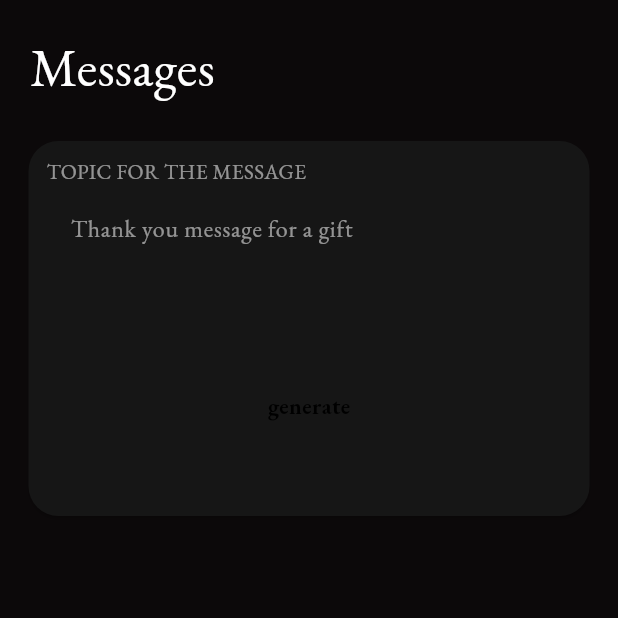
After one commit to Jayakrishnan-manoj/WriteMaster, a Flutter app: the LetterInputScreen screen opened directly, on a phone screen of 412 x 824 dp, the top half of it. The commit adds this screen. Run offline on Flutter 3.47's test engine with Material 2 defaults, Android fonts, the phone set to English and light mode, and no system bars; our stand-ins replace firebase_auth, firebase_core, font_awesome_flutter, google_sign_in; missing offline and left inert: neopop; accounts and stored records are empty.

Commit message:
implement letter input screen ui

```diff
--- /dev/null
+++ b/lib/screens/input_screens/letter_input_screen.dart
@@ -0,0 +1,105 @@
+import 'package:flutter/material.dart';
+import 'package:flutter/services.dart';
+import 'package:provider/provider.dart';
+
+import '../../constants/colors.dart';
+import '../../providers/result_provider.dart';
+import '../../widgets/custom_inputfield.dart';
+
+class LetterInputScreen extends StatefulWidget {
+  final String format;
+  const LetterInputScreen({
+    super.key,
+    required this.format,
+  });
+
+  @override
+  State<LetterInputScreen> createState() => _LetterInputScreenState();
+}
+
+class _LetterInputScreenState extends State<LetterInputScreen> {
+  final TextEditingController letterController = TextEditingController();
+  final FocusNode letterFocusNode = FocusNode();
+  bool _isLoading = false;
+  bool hasResults = false;
+  @override
+  Widget build(BuildContext context) {
+    return Scaffold(
+      backgroundColor: kScaffoldBackgroundColor,
+      body: SingleChildScrollView(
+        child: Consumer<ResultProvider>(
+          builder: (context, resultProvider, _) => Column(
+            children: [
+              CustomInputField(
+                title: 'Messages',
+                textFieldHeader: 'TOPIC FOR THE MESSAGE',
+                hintText: 'Thank you message for a gift',
+                textFieldController: letterController,
+                textFocusNode: letterFocusNode,
+                generateFunction: () async {
+                  HapticFeedback.lightImpact();
+                  letterFocusNode.unfocus();
+                  setState(() {
+                    _isLoading = true;
+                  });
+                  await Provider.of<ResultProvider>(context, listen: false)
+                      .generateLetter(
+                    letterController.text,
+                    widget.format,
+                  );
+                  setState(() {
+                    _isLoading = false;
+                    hasResults = true;
+                  });
+                },
+              ),
+              Column(
+                crossAxisAlignment: CrossAxisAlignment.start,
+                children: [
+                  _isLoading
+                      ? const Padding(
+                          padding: EdgeInsets.all(20.0),
+                          child: Center(
+                            child: CircularProgressIndicator(
+                              color: Colors.white,
+                            ),
+                          ),
+                        )
+                      : Padding(
+                          padding: const EdgeInsets.symmetric(
+                            vertical: 10.0,
+                            horizontal: 20,
+                          ),
+                          child: Column(
+                            crossAxisAlignment: CrossAxisAlignment.start,
+                            children: [
+                              hasResults
+                                  ? const Text(
+                                      "KEY POINTS:",
+                                      textAlign: TextAlign.start,
+                                      style: TextStyle(
+                                        color: Colors.white,
+                                        fontSize: 20,
+                                      ),
+                                    )
+                                  : Container(),
+                              Text(
+                                resultProvider.messageResult,
+                                textAlign: TextAlign.start,
+                                style: const TextStyle(
+                                  color: Colors.white,
+                                  fontSize: 18,
+                                ),
+                              ),
+                            ],
+                          ),
+                        ),
+                ],
+              ),
+            ],
+          ),
+        ),
+      ),
+    );
+  }
+}
```
Also changed, not shown: lib/providers/result_provider.dart (+26 -1 lines), lib/widgets/bottom_sheet.dart (+13 -0 lines).
